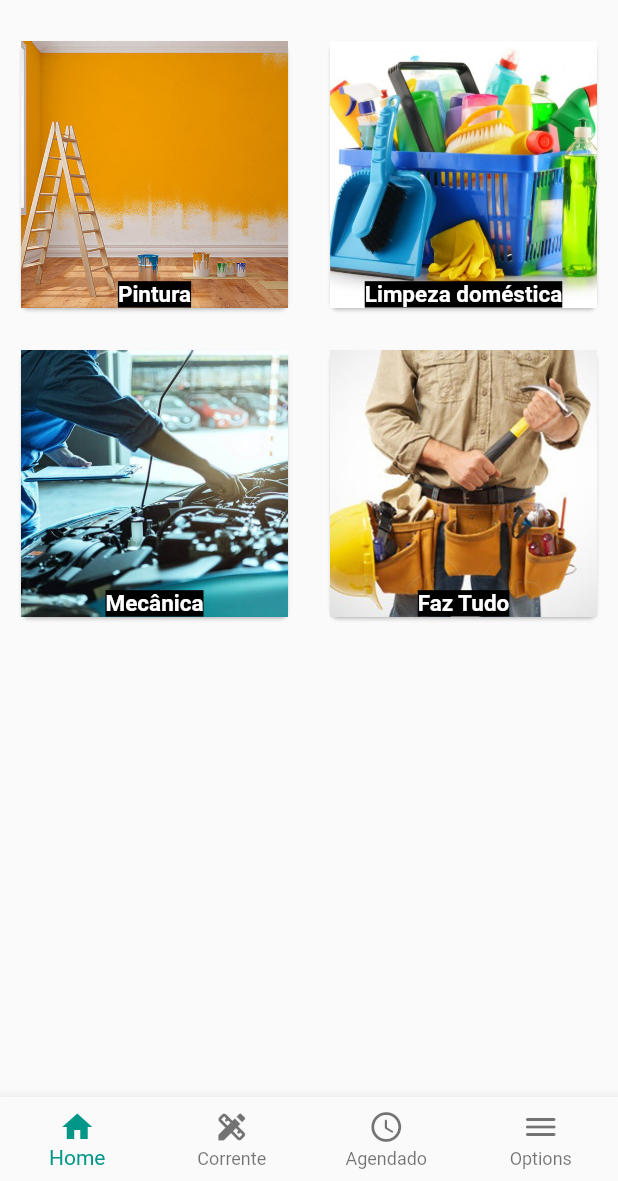
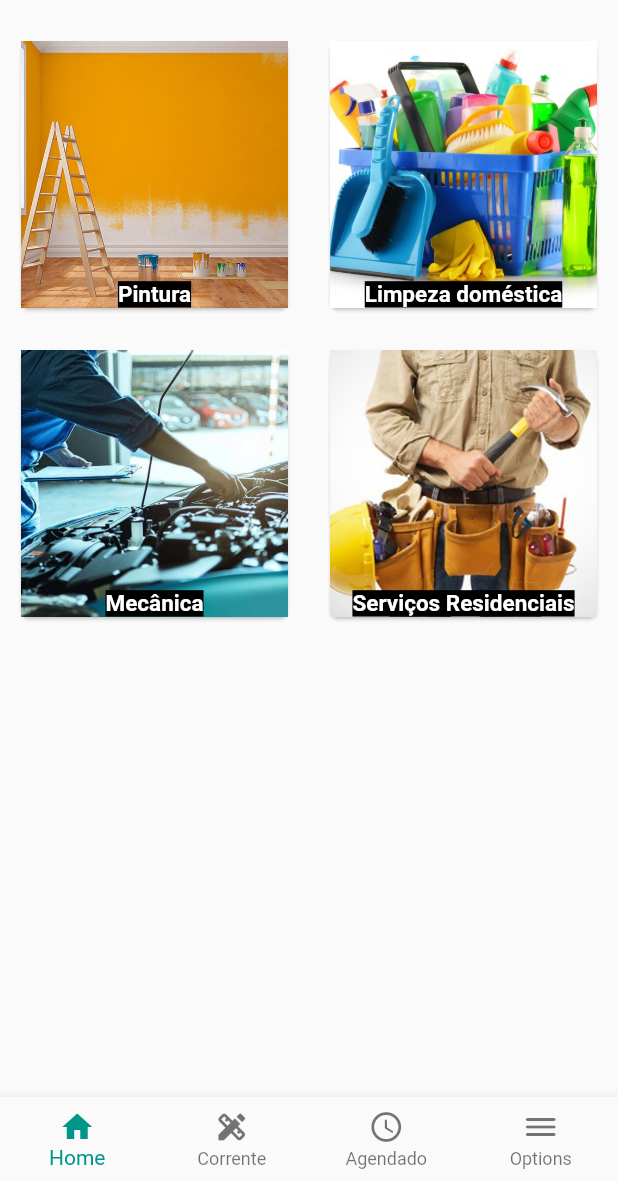
Before and after one commit to jmbessa/INF1300-Flutter, a Flutter app: the screen it shows after launch, on a phone screen of 412 x 824 dp, the part 55-1236 px from its top. Run offline on Flutter 3.47's test engine with Material 2 defaults, Android fonts, the phone set to English and light mode, and no system bars; our stand-ins replace image_picker; missing offline and left inert: dart:ffi; Roboto replaces fonts that are missing (Helvetica).

Commit message:
Modificações lista de prestadores de serviço

```diff
--- a/services_app/lib/main.dart
+++ b/services_app/lib/main.dart
@@ -1,4 +1,5 @@
 import 'package:flutter/material.dart';
+import 'package:services_app/workers.dart';
 import 'searchScreen.dart';
 import 'profileScreen.dart';
 import 'themes.dart';
@@ -20,8 +21,9 @@ class MyApp extends StatelessWidget {
         // When navigating to the "/" route, build the FirstScreen widget.
         '/': (context) => const MyHomePage(title: 'Pagina inicial'),
         // When navigating to the "/second" route, build the SecondScreen widget.
-        '/second': (context) => SearchScreen(),
-        '/list': (context) => SearchScreen(),
+        '/second': (context) => SearchScreen(
+              workers: [],
+            ),
         '/profile': (context) => ProfileScreen(),
       },
     );
@@ -45,7 +47,7 @@ class _MyHomePageState extends State<MyHomePage> {
     "Pintura",
     "Limpeza doméstica",
     "Mecânica",
-    "Faz Tudo"
+    "Serviços Residenciais"
   ];
 
   List<String> images = [
@@ -134,8 +136,13 @@ class _MyHomePageState extends State<MyHomePage> {
             return Center(
               child: GestureDetector(
                 onTap: () {
+                  Categorias categoriaAtual = Categorias.values[index];
+                  List<Worker> workers = WORKERS
+                      .where((element) => element.category == categoriaAtual)
+                      .toList();
                   // Navigate to the second screen using a named route.
-                  Navigator.pushNamed(context, '/second');
+                  Navigator.pushNamed(context, '/second',
+                      arguments: {'workers': workers});
                 },
                 child: FractionallySizedBox(
                   heightFactor: 0.9,
--- a/services_app/lib/widgets/sideMenu.dart
+++ b/services_app/lib/widgets/sideMenu.dart
@@ -1,6 +1,7 @@
 import 'package:flutter/material.dart';
 import 'package:image_picker/image_picker.dart';
 
+// ignore: must_be_immutable
 class SideMenu extends StatelessWidget {
   ImagePicker picker = ImagePicker();
 
--- /dev/null
+++ b/services_app/lib/workers.dart
@@ -0,0 +1,26 @@
+import 'dart:ffi';
+import 'dart:typed_data';
+
+import 'package:flutter/foundation.dart';
+
+enum Categorias { pintura, limpeza, mecanica, servResidenciais }
+
+class Worker {
+  String name;
+  double price;
+  String? description;
+  double? evaluation;
+  Categorias category;
+  List<String>? previousWorks;
+  List<double>? previousEvaluations;
+
+  Worker(this.name, this.category, this.price);
+}
+
+List<Worker> WORKERS = [
+  Worker("John", Categorias.limpeza, 120.00),
+  Worker("joao", Categorias.mecanica, 120.00),
+  Worker("gigi", Categorias.pintura, 120.00),
+  Worker("carlos", Categorias.servResidenciais, 110.00),
+  Worker("leo", Categorias.servResidenciais, 100.00)
+];
```
Also changed, not shown: services_app/lib/searchScreen.dart (+20 -5 lines).
